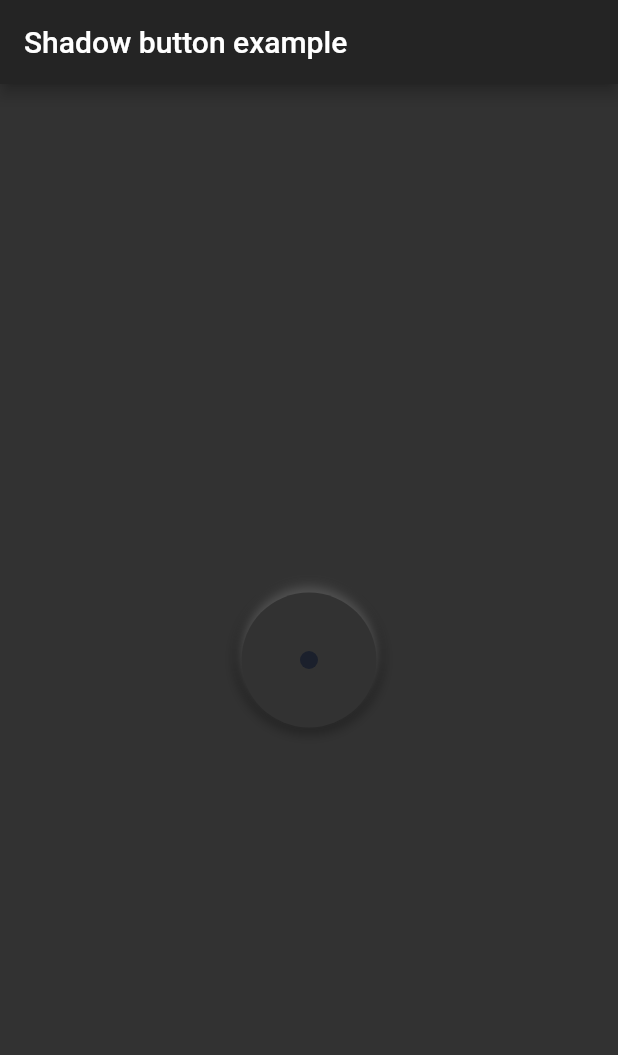
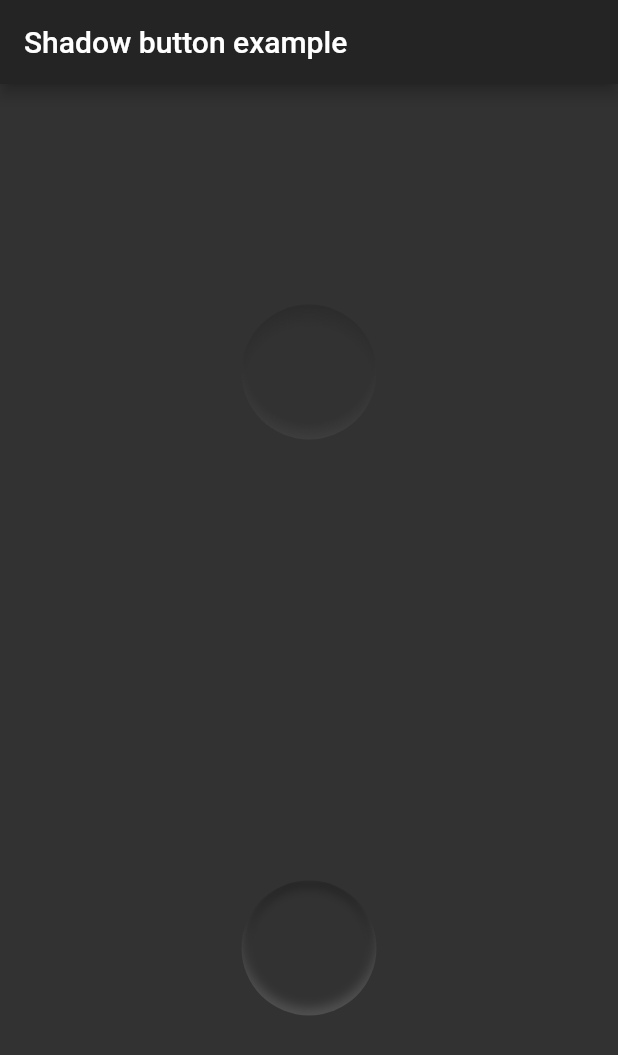
Before and after one commit to MbIXjkee/mob_futh, a Flutter app: the screen it shows after launch, on a phone screen of 412 x 824 dp. Shown: the top 1055 px of the screen. Run offline on Flutter 3.47's test engine with Material 2 defaults, Android fonts, the phone set to English and light mode, and no system bars.

Commit message:
Another way.

```diff
--- a/lib/button.dart
+++ /dev/null
@@ -1,207 +0,0 @@
-import 'package:flutter/cupertino.dart';
-import 'package:flutter/material.dart';
-import 'package:mob_futh/res/colors.dart';
-
-/// Button for manage timer
-class Button extends StatefulWidget {
-  final bool isPressed;
-  final Color deactivatedColor;
-  final Color activatedColor;
-  final VoidCallback onPressed;
-
-  const Button({
-    Key key,
-    @required this.deactivatedColor,
-    @required this.activatedColor,
-    @required this.onPressed,
-    this.isPressed = false,
-  }) : super(key: key);
-
-  @override
-  _ButtonState createState() => _ButtonState();
-}
-
-class _ButtonState extends State<Button>
-    with SingleTickerProviderStateMixin {
-  static const double _buttonSize = 90;
-  static const double _buttonOuterShadowSize = 5;
-  static const double _indicatorSize = 12;
-  static const double _indicatorBlurRadius = 4;
-
-  AnimationController _controller;
-
-  @override
-  void initState() {
-    super.initState();
-    _controller = AnimationController(
-      vsync: this,
-      duration: Duration(milliseconds: 300),
-    );
-  }
-
-  @override
-  void didUpdateWidget(Button oldWidget) {
-    super.didUpdateWidget(oldWidget);
-
-    if (widget.isPressed && _controller.value != 1) {
-      _controller.forward();
-    } else if (!widget.isPressed && _controller.value != 0) {
-      _controller.reverse();
-    }
-  }
-
-  @override
-  Widget build(BuildContext context) {
-    return SizedBox(
-      width: 100,
-      height: 100,
-      child: _buildButtonBody(),
-    );
-  }
-
-  Widget _buildButtonBody() {
-    return AnimatedBuilder(
-      animation: _controller,
-      builder: (context, child) => Stack(
-        children: <Widget>[
-          _buildOuterShadow(),
-          Center(
-            child: GestureDetector(
-              onTap: widget.onPressed,
-              child: Container(
-                decoration: BoxDecoration(
-                  borderRadius: BorderRadius.circular(_buttonSize / 2),
-                  color: backgroundColor,
-                ),
-                height: _buttonSize,
-                width: _buttonSize,
-                child: Center(child: _buildIndicator()),
-              ),
-            ),
-          ),
-          _buildInnerShadow(),
-        ],
-      ),
-    );
-  }
-
-  Widget _buildOuterShadow() {
-    return Center(
-      child: Opacity(
-        opacity: 1 - (_controller.value / 0.75).clamp(0.0, 1.0),
-        child: Container(
-          decoration: BoxDecoration(
-              borderRadius: BorderRadius.circular(
-                  _buttonSize / 2 + _buttonOuterShadowSize),
-              boxShadow: [
-                BoxShadow(
-                  color: shadowMainColor,
-                  spreadRadius: _buttonOuterShadowSize,
-                  blurRadius: _buttonOuterShadowSize,
-                ),
-                BoxShadow(
-                    color: shadowTintColor,
-                    spreadRadius: 0,
-                    blurRadius: _buttonOuterShadowSize,
-                    offset: Offset(0, -_buttonOuterShadowSize))
-              ]),
-          width: _buttonSize,
-          height: _buttonSize,
-        ),
-      ),
-    );
-  }
-
-  Widget _buildInnerShadow() {
-    return IgnorePointer(
-      child: Opacity(
-        opacity: ((_controller.value - 0.55) / 0.45).clamp(0.0, 1.0),
-        child: Center(
-            child: Stack(
-              children: <Widget>[
-                Container(
-                  decoration: BoxDecoration(
-                    shape: BoxShape.circle,
-                    color: shadowMainColor,
-                    gradient: RadialGradient(
-                      colors: [
-                        shadowMainColor.withOpacity(0.0),
-                        shadowMainColor.withOpacity(0.5),
-                      ],
-                      center: AlignmentDirectional(0.0, 0.5),
-                      focal: AlignmentDirectional(0.0, 0.1),
-                      focalRadius: 0.005,
-                      radius: 0.95,
-                      stops: [0.5, 1],
-                    ),
-                  ),
-                ),
-                Container(
-                  decoration: BoxDecoration(
-                    shape: BoxShape.circle,
-                    color: shadowMainColor,
-                    gradient: RadialGradient(
-                      colors: [
-                        shadowTintColor.withOpacity(0.0),
-                        shadowTintColor.withOpacity(0.5),
-                      ],
-                      center: AlignmentDirectional(0.0, -0.5),
-                      focal: AlignmentDirectional(0.0, 0.1),
-                      focalRadius: 0.005,
-                      radius: 0.95,
-                      stops: [0.5, 1.0],
-                    ),
-                  ),
-                ),
-              ],
-            )
-        ),
-      ),
-    );
-  }
-
-  Widget _buildIndicator() {
-    return Stack(
-      children: <Widget>[
-        _disabledIndicator(),
-        _activeIndicator(),
-      ],
-    );
-  }
-
-  Widget _activeIndicator() {
-    return Opacity(
-      opacity: ((_controller.value - 0.65) / 0.35).clamp(0.0, 1.0),
-      child: Container(
-        decoration: BoxDecoration(
-            borderRadius: BorderRadius.circular(
-                _indicatorSize / 2 + _indicatorBlurRadius),
-            boxShadow: [
-              BoxShadow(
-                color: widget.activatedColor,
-                blurRadius: _indicatorBlurRadius,
-                spreadRadius: _indicatorBlurRadius / 2,
-              )
-            ]),
-        child: _buildIndicatorBulb(buttonBulbColor),
-      ),
-    );
-  }
-
-  Widget _disabledIndicator() {
-    return _buildIndicatorBulb(widget.deactivatedColor);
-  }
-
-  Widget _buildIndicatorBulb(Color color) {
-    return SizedBox(
-      width: _indicatorSize,
-      height: _indicatorSize,
-      child: Container(
-        decoration: BoxDecoration(
-          color: color,
-          borderRadius: BorderRadius.circular(_indicatorSize / 2),
-        ),
-      ),
-    );
-  }
-}
--- /dev/null
+++ b/lib/inner_shadow.dart
@@ -0,0 +1,66 @@
+import 'dart:ui';
+import 'package:flutter/material.dart';
+import 'package:flutter/rendering.dart';
+
+/// Внутренняя тень
+class InnerShadow extends SingleChildRenderObjectWidget {
+  const InnerShadow({
+    Key key,
+    this.shadows = const <Shadow>[],
+    Widget child,
+  }) : super(key: key, child: child);
+
+  final List<Shadow> shadows;
+
+  @override
+  RenderObject createRenderObject(BuildContext context) =>
+      _RenderInnerShadow(shadows);
+
+  @override
+  void updateRenderObject(
+      BuildContext context, _RenderInnerShadow renderObject) {
+    renderObject._shadows = shadows;
+  }
+}
+
+class _RenderInnerShadow extends RenderProxyBox {
+  List<Shadow> _shadows;
+
+  _RenderInnerShadow(
+    this._shadows, {
+    RenderBox child,
+  }) : super(child);
+
+  List<Shadow> get shadows => _shadows;
+
+  set shadows(List<Shadow> value) {
+    if (_shadows == value) return;
+    _shadows = value;
+    markNeedsPaint();
+  }
+
+  @override
+  void paint(PaintingContext context, Offset offset) {
+    if (child == null) return;
+    final bounds = offset & size;
+
+    context.canvas.saveLayer(bounds, Paint());
+    context.paintChild(child, offset);
+
+    for (final shadow in _shadows) {
+      final shadowRect = bounds.inflate(shadow.blurSigma);
+      final shadowPaint = Paint()
+        ..blendMode = BlendMode.srcATop
+        ..colorFilter = ColorFilter.mode(shadow.color, BlendMode.srcOut)
+        ..imageFilter = ImageFilter.blur(
+            sigmaX: shadow.blurSigma, sigmaY: shadow.blurSigma);
+      context.canvas
+        ..saveLayer(shadowRect, shadowPaint)
+        ..translate(shadow.offset.dx, shadow.offset.dy);
+      context.paintChild(child, offset);
+      context.canvas.restore();
+    }
+
+    context.canvas.restore();
+  }
+}
--- a/lib/main.dart
+++ b/lib/main.dart
@@ -1,6 +1,6 @@
 import 'package:flutter/material.dart';
-import 'package:mob_futh/button.dart';
 import 'package:mob_futh/res/colors.dart';
+import 'package:mob_futh/inner_shadow.dart';
 
 void main() {
   runApp(MyApp());
@@ -30,7 +30,9 @@ class MyHomePage extends StatefulWidget {
 }
 
 class _MyHomePageState extends State<MyHomePage> {
-  var _isSelected = false;
+  double blur = 10;
+  double offsetX = 10;
+  double offsetY = 10;
 
   @override
   Widget build(BuildContext context) {
@@ -39,17 +41,70 @@ class _MyHomePageState extends State<MyHomePage> {
         title: Text(widget.title),
       ),
       backgroundColor: backgroundColor,
-      body: Center(
-        child: Button(
-          isPressed: _isSelected,
-          activatedColor: buttonEnabledColor,
-          deactivatedColor: buttonDisabledColor,
-          onPressed: () {
-            setState(() {
-              _isSelected = !_isSelected;
-            });
-          },
-        ),
+      body: Column(
+        mainAxisAlignment: MainAxisAlignment.spaceAround,
+        children: [
+          Container(
+            height: 90,
+            width: 90,
+            child: Stack(
+              children: <Widget>[
+                Container(
+                  decoration: BoxDecoration(
+                    shape: BoxShape.circle,
+                    color: shadowMainColor,
+                    gradient: RadialGradient(
+                      colors: [
+                        shadowMainColor.withOpacity(0.0),
+                        shadowMainColor,
+                      ],
+                      center: AlignmentDirectional(0.0, 0.5),
+                      focal: AlignmentDirectional(0.0, 0.1),
+                      focalRadius: 0.005,
+                      radius: 0.95,
+                      stops: [0.5, 1],
+                    ),
+                  ),
+                ),
+                Container(
+                  decoration: BoxDecoration(
+                    shape: BoxShape.circle,
+                    color: shadowMainColor,
+                    gradient: RadialGradient(
+                      colors: [
+                        shadowTintColor.withOpacity(0.0),
+                        shadowTintColor,
+                      ],
+                      center: AlignmentDirectional(0.0, -0.5),
+                      focal: AlignmentDirectional(0.0, 0.1),
+                      focalRadius: 0.005,
+                      radius: 0.95,
+                      stops: [0.5, 1.0],
+                    ),
+                  ),
+                ),
+              ],
+            ),
+          ),
+          InnerShadow(
+            shadows: [
+              Shadow(
+                  color: shadowMainColor, blurRadius: 5, offset: Offset(0, 5)),
+              Shadow(
+                  color: shadowTintColor, blurRadius: 5, offset: Offset(0, -5)),
+            ],
+            child: Center(
+              child: Container(
+                decoration: BoxDecoration(
+                  borderRadius: BorderRadius.circular(90 / 2),
+                  color: backgroundColor,
+                ),
+                height: 90,
+                width: 90,
+              ),
+            ),
+          ),
+        ],
       ),
     );
   }
```
